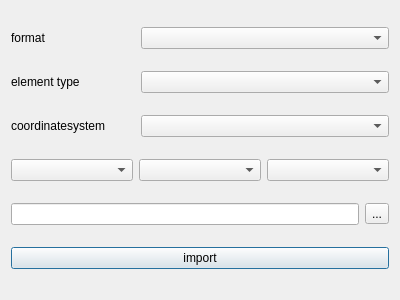
This is ui/importnominalgeometrydialog.ui in OpenIndy/OpenIndy as Qt 5 draws it before an edit. The edited form follows.
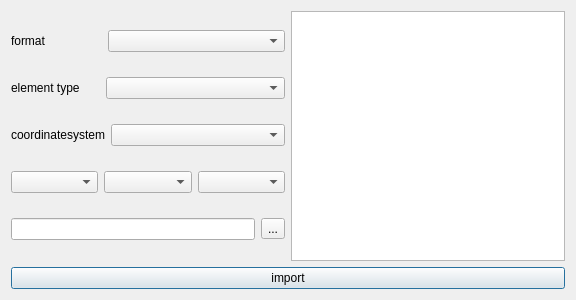
This is the edited form.

Diff of the .ui file:
```diff
--- a/ui/importnominalgeometrydialog.ui
+++ b/ui/importnominalgeometrydialog.ui
@@ -6,13 +6,13 @@
    <rect>
     <x>0</x>
     <y>0</y>
-    <width>400</width>
+    <width>576</width>
     <height>300</height>
    </rect>
   </property>
   <property name="maximumSize">
    <size>
-    <width>400</width>
+    <width>700</width>
     <height>300</height>
    </size>
   </property>
@@ -21,6 +21,10 @@
   </property>
   <layout class="QGridLayout" name="gridLayout">
    <item row="0" column="0">
+    <layout class="QHBoxLayout" name="horizontalLayout_6">
+     <item>
+      <layout class="QVBoxLayout" name="verticalLayout">
+       <item>
     <layout class="QHBoxLayout" name="horizontalLayout_4" stretch="1,2">
      <item>
       <widget class="QLabel" name="label_format">
@@ -41,7 +45,7 @@
      </item>
     </layout>
    </item>
-   <item row="1" column="0">
+       <item>
     <layout class="QHBoxLayout" name="horizontalLayout_2" stretch="1,2">
      <item>
       <widget class="QLabel" name="label_typeOfElement">
@@ -62,7 +66,7 @@
      </item>
     </layout>
    </item>
-   <item row="2" column="0">
+       <item>
     <layout class="QHBoxLayout" name="horizontalLayout_3" stretch="1,2">
      <item>
       <widget class="QLabel" name="label_coordSys">
@@ -83,7 +87,7 @@
      </item>
     </layout>
    </item>
-   <item row="3" column="0">
+       <item>
     <layout class="QHBoxLayout" name="horizontalLayout_5">
      <item>
       <widget class="QComboBox" name="comboBox_distUnit"/>
@@ -96,7 +100,7 @@
      </item>
     </layout>
    </item>
-   <item row="4" column="0">
+       <item>
     <layout class="QHBoxLayout" name="horizontalLayout">
      <item>
       <widget class="QLineEdit" name="lineEdit_path"/>
@@ -110,7 +114,14 @@
      </item>
     </layout>
    </item>
-   <item row="5" column="0">
+      </layout>
+     </item>
+     <item>
+      <widget class="QListView" name="listView_description"/>
+     </item>
+    </layout>
+   </item>
+   <item row="1" column="0">
     <widget class="QPushButton" name="pushButton_import">
      <property name="text">
       <string>import</string>
```
Lines whose indentation alone changed are shown as unchanged.
